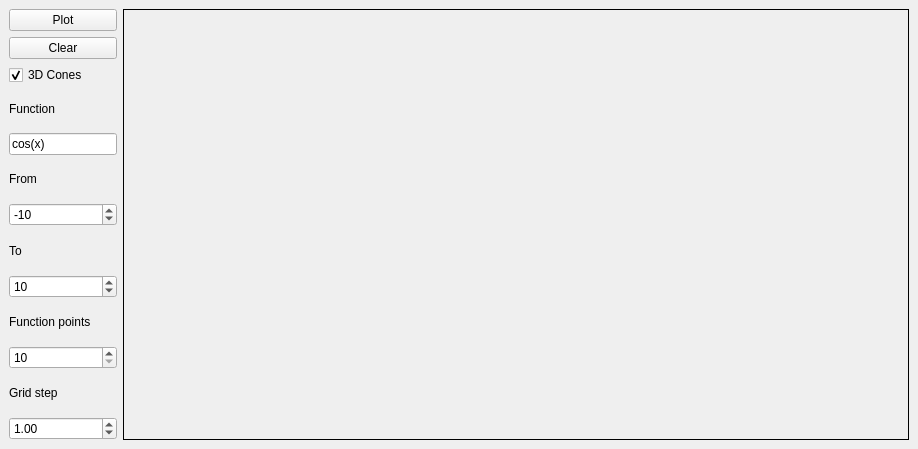
The window that lab_1/gui/mainwindow.ui (Qweyke/pyside-graph-plotter) describes before a commit, drawn with Qt 5.
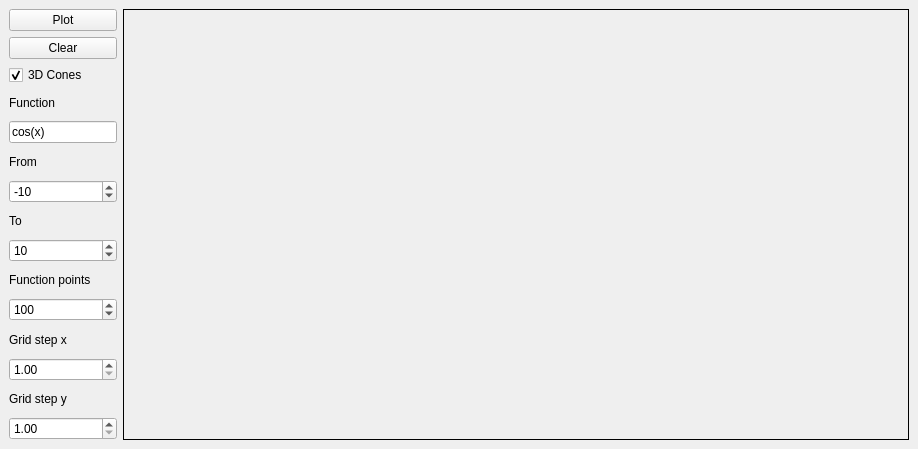
The same window after the commit.

```diff
--- a/lab_1/gui/mainwindow.ui
+++ b/lab_1/gui/mainwindow.ui
@@ -140,19 +140,25 @@
         <property name="maximum">
          <number>10000</number>
         </property>
+        <property name="value">
+         <number>100</number>
+        </property>
        </widget>
       </item>
       <item>
        <widget class="QLabel" name="grid_step_lbl">
         <property name="text">
-         <string>Grid step</string>
+         <string>Grid step x</string>
         </property>
        </widget>
       </item>
       <item>
-       <widget class="QDoubleSpinBox" name="grid_step_doubleSpinBox">
+       <widget class="QDoubleSpinBox" name="grid_x_doubleSpinBox">
+        <property name="minimum">
+         <double>1.000000000000000</double>
+        </property>
         <property name="maximum">
-         <double>1.990000000000000</double>
+         <double>100.000000000000000</double>
         </property>
         <property name="singleStep">
          <double>0.100000000000000</double>
@@ -162,6 +168,23 @@
         </property>
        </widget>
       </item>
+      <item>
+       <widget class="QLabel" name="grid_y_lbl">
+        <property name="text">
+         <string>Grid step y</string>
+        </property>
+       </widget>
+      </item>
+      <item>
+       <widget class="QDoubleSpinBox" name="grid_y_doubleSpinBox">
+        <property name="minimum">
+         <double>1.000000000000000</double>
+        </property>
+        <property name="maximum">
+         <double>100.000000000000000</double>
+        </property>
+       </widget>
+      </item>
      </layout>
     </item>
     <item>
```
Left out of the diff: 2 changed lines with no effect on the pictures.
